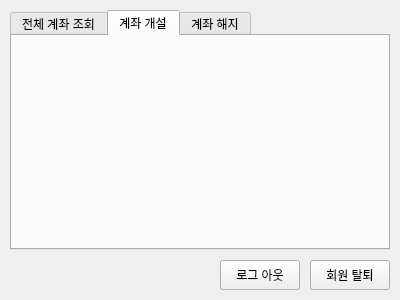
Before: the Qt Designer form userwidget.ui in jejuvita01/VEDA_BankManagement, drawn with Qt 5.
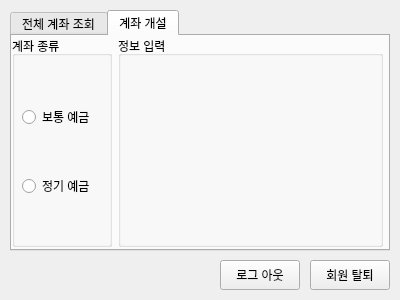
After: the same form once the commit is applied. The open tabs and pages were chosen to show the change.

Commit message: feat: 유저 화면 계좌 생성 화면 추가

Diff of the .ui file:
```diff
--- a/userwidget.ui
+++ b/userwidget.ui
@@ -19,7 +19,7 @@
      <x>10</x>
      <y>10</y>
      <width>380</width>
-     <height>240</height>
+     <height>241</height>
     </rect>
    </property>
    <property name="currentIndex">
@@ -62,11 +62,97 @@
     <attribute name="title">
      <string>계좌 개설</string>
     </attribute>
-   </widget>
-   <widget class="QWidget" name="deleteAccount">
-    <attribute name="title">
-     <string>계좌 해지</string>
-    </attribute>
+    <widget class="QWidget" name="horizontalLayoutWidget">
+     <property name="geometry">
+      <rect>
+       <x>0</x>
+       <y>0</y>
+       <width>371</width>
+       <height>211</height>
+      </rect>
+     </property>
+     <layout class="QHBoxLayout" name="horizontalLayout" stretch="0,1">
+      <item>
+       <widget class="QGroupBox" name="accountGroupBox">
+        <property name="sizePolicy">
+         <sizepolicy hsizetype="Expanding" vsizetype="Expanding">
+          <horstretch>0</horstretch>
+          <verstretch>0</verstretch>
+         </sizepolicy>
+        </property>
+        <property name="minimumSize">
+         <size>
+          <width>100</width>
+          <height>200</height>
+         </size>
+        </property>
+        <property name="title">
+         <string>계좌 종류</string>
+        </property>
+        <widget class="QWidget" name="verticalLayoutWidget">
+         <property name="geometry">
+          <rect>
+           <x>0</x>
+           <y>20</y>
+           <width>101</width>
+           <height>191</height>
+          </rect>
+         </property>
+         <layout class="QVBoxLayout" name="verticalLayout" stretch="0,0">
+          <property name="sizeConstraint">
+           <enum>QLayout::SizeConstraint::SetDefaultConstraint</enum>
+          </property>
+          <property name="leftMargin">
+           <number>10</number>
+          </property>
+          <property name="topMargin">
+           <number>10</number>
+          </property>
+          <property name="rightMargin">
+           <number>10</number>
+          </property>
+          <property name="bottomMargin">
+           <number>10</number>
+          </property>
+          <item>
+           <widget class="QRadioButton" name="depositBtn">
+            <property name="text">
+             <string>보통 예금</string>
+            </property>
+           </widget>
+          </item>
+          <item>
+           <widget class="QRadioButton" name="savingBtn">
+            <property name="text">
+             <string>정기 예금</string>
+            </property>
+           </widget>
+          </item>
+         </layout>
+        </widget>
+       </widget>
+      </item>
+      <item>
+       <widget class="QGroupBox" name="inputGroupBox">
+        <property name="sizePolicy">
+         <sizepolicy hsizetype="Expanding" vsizetype="Expanding">
+          <horstretch>0</horstretch>
+          <verstretch>0</verstretch>
+         </sizepolicy>
+        </property>
+        <property name="minimumSize">
+         <size>
+          <width>0</width>
+          <height>200</height>
+         </size>
+        </property>
+        <property name="title">
+         <string>정보 입력</string>
+        </property>
+       </widget>
+      </item>
+     </layout>
+    </widget>
    </widget>
   </widget>
   <widget class="QPushButton" name="logoutBtn">
```
Left out of the diff: 34 changed lines with no effect on the pictures. The commit also changes 2 other files.
